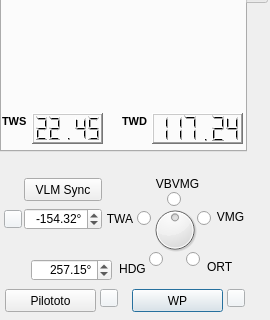
Before: the Qt Designer form src/Ui/BoardVlmNew.ui in nohal/qtVlm, drawn with Qt 5; both pictures show x 0 to 270 and y 189 to 509 of the 270 by 509 pixel window.
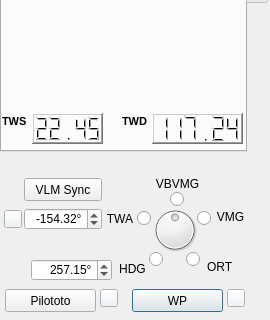
After: the same form once the commit is applied. Custom widgets are drawn as their Qt base class.

Diff of the .ui file:
```diff
--- a/src/Ui/BoardVlmNew.ui
+++ b/src/Ui/BoardVlmNew.ui
@@ -1164,7 +1164,7 @@
    <widget class="QRadioButton" name="rd_VBVMG">
     <property name="geometry">
      <rect>
-      <x>167</x>
+      <x>170</x>
       <y>42</y>
       <width>16</width>
       <height>17</height>
```
